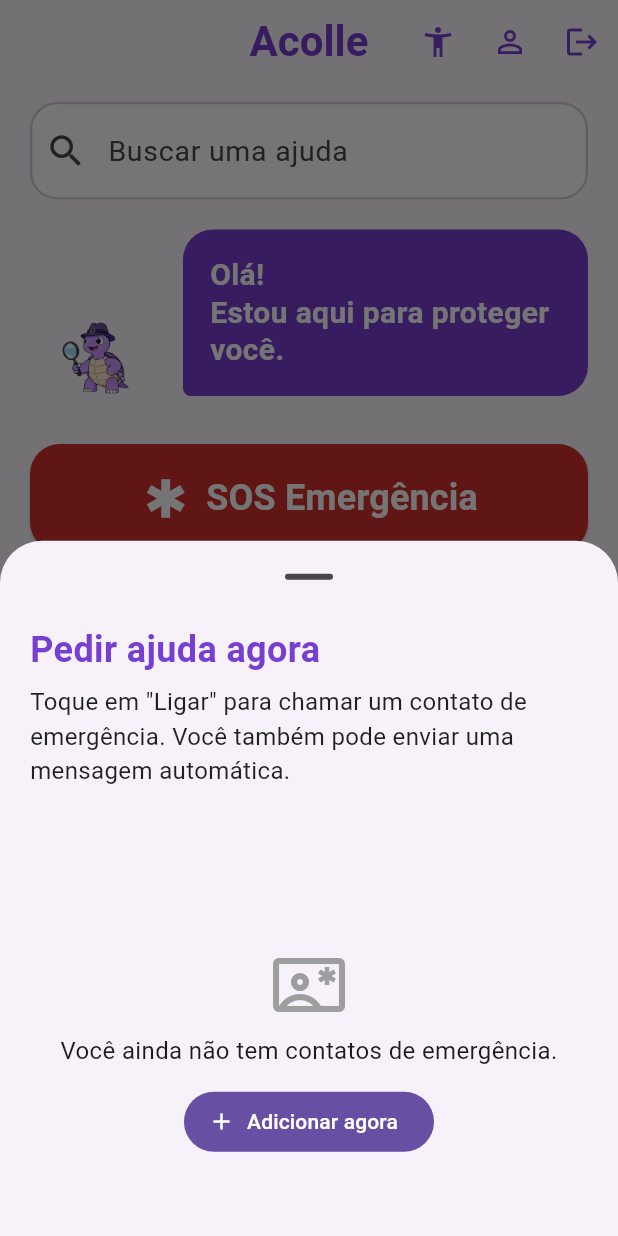
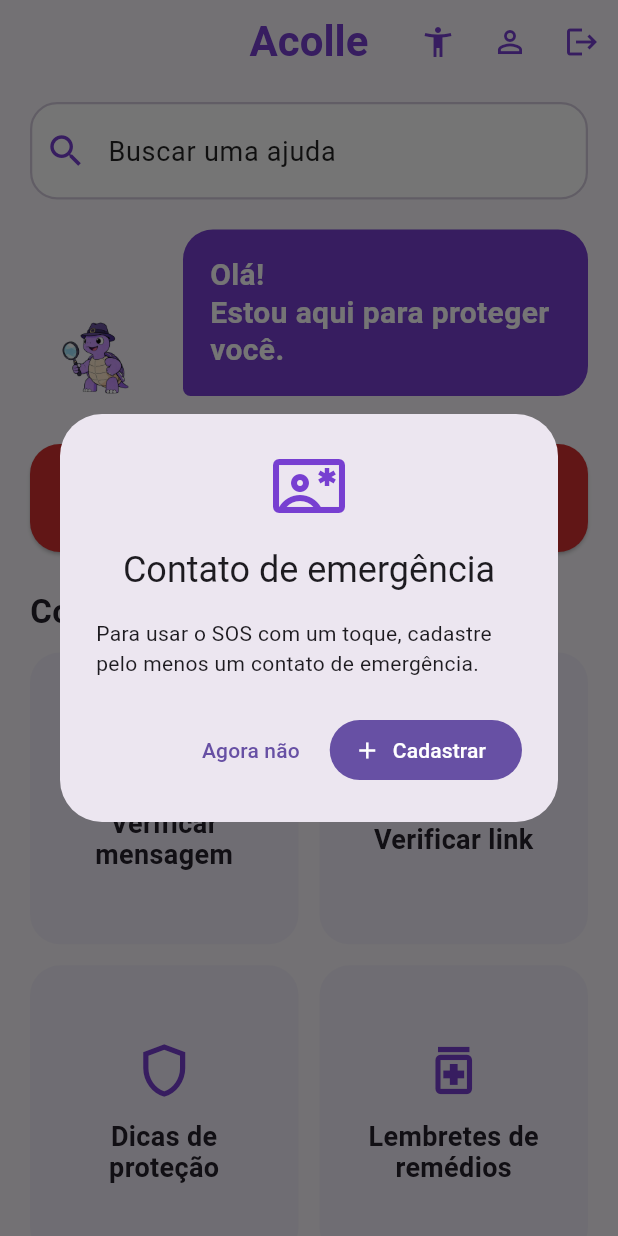
Before and after one commit to ACOLLE-CORP/acolle-app, a Flutter app: the HomePage screen opened directly, after a tap on "SOS Emergência", on a phone screen of 412 x 824 dp. Run offline on Flutter 3.47's test engine with Material 3 defaults, Android fonts, the phone set to English and light mode, and no system bars; our stand-ins replace cloud_firestore, firebase_auth, firebase_core, firebase_messaging, mask_text_input_formatter, permission_handler and 2 more; missing offline and left inert: alarm, phone_state; accounts and stored records are empty.

```diff
--- a/lib/services/acessibilidade_service.dart
+++ b/lib/services/acessibilidade_service.dart
@@ -7,15 +7,19 @@
   AcessibilidadeService._();
 
   static const String _escalaTextoKey = 'escala_texto';
+  static const String _altoContrasteKey = 'alto_contraste';
 
   double _escalaTexto = 1.0;
+  bool _altoContraste = false;
 
   double get escalaTexto => _escalaTexto;
+  bool get altoContraste => _altoContraste;
 
   Future<void> carregar() async {
     final prefs = await SharedPreferences.getInstance();
 
     _escalaTexto = prefs.getDouble(_escalaTextoKey) ?? 1.0;
+    _altoContraste = prefs.getBool(_altoContrasteKey) ?? false;
 
     notifyListeners();
   }
@@ -28,4 +32,12 @@
     final prefs = await SharedPreferences.getInstance();
     await prefs.setDouble(_escalaTextoKey, valor);
   }
+
+  Future<void> alterarAltoContraste(bool valor) async {
+    _altoContraste = valor;
+    notifyListeners();
+
+    final prefs = await SharedPreferences.getInstance();
+    await prefs.setBool(_altoContrasteKey, valor);
+  }
 }
--- a/lib/telas/contatos_emergencia_page.dart
+++ b/lib/telas/contatos_emergencia_page.dart
@@ -180,6 +180,7 @@
           style: TextStyle(fontWeight: FontWeight.bold),
         ),
         backgroundColor: AcolleDesign.roxo,
+        foregroundColor: Colors.white,
       ),
     );
   }
--- a/lib/telas/home_page.dart
+++ b/lib/telas/home_page.dart
@@ -46,12 +46,19 @@
 class _HomePageState extends State<HomePage> {
   final TextEditingController _buscaController = TextEditingController();
   String _busca = '';
-  bool _altoContraste = false;
+  bool _sosEmAndamento = false;
 
   @override
   void initState() {
     super.initState();
+    AcessibilidadeService.instance.addListener(_onAcessibilidadeChanged);
+    AcessibilidadeService.instance.carregar();
     _iniciarCallerId();
+  }
+
+  void _onAcessibilidadeChanged() {
+    if (!mounted) return;
+    setState(() {});
   }
 
   Future<void> _iniciarCallerId() async {
@@ -121,7 +128,25 @@
       context: context,
       showDragHandle: true,
       builder: (context) => StatefulBuilder(
-        builder: (context, setModalState) => Padding(
+        builder: (context, setModalState) {
+          final altoContraste = AcessibilidadeService.instance.altoContraste;
+
+          return Theme(
+            data: Theme.of(context).copyWith(
+              brightness:
+                  altoContraste ? Brightness.dark : Brightness.light,
+              scaffoldBackgroundColor:
+                  altoContraste ? Colors.black : Colors.white,
+              colorScheme: altoContraste
+                  ? const ColorScheme.dark(
+                      primary: Colors.white,
+                      onPrimary: Colors.black,
+                      surface: Colors.black,
+                      onSurface: Colors.white,
+                    )
+                  : ColorScheme.fromSeed(seedColor: roxoAcolle),
+            ),
+            child: Padding(
               padding: const EdgeInsets.fromLTRB(24, 8, 24, 32),
           // FIX 4: SingleChildScrollView evita overflow do modal em telas
           // pequenas quando _escalaTexto aumenta o tamanho do conteúdo.
@@ -170,9 +195,9 @@
                     'Aumenta a diferença entre cores.',
                     style: TextStyle(fontSize: 16),
                   ),
-                  value: _altoContraste,
+                  value: AcessibilidadeService.instance.altoContraste,
                   onChanged: (valor) {
-                    setState(() => _altoContraste = valor);
+                    AcessibilidadeService.instance.alterarAltoContraste(valor);
                     setModalState(() {});
                   },
                 ),
@@ -185,162 +210,132 @@
             ),
           ),
         ),
+          );
+        },
       ),
     );
   }
 
-  void _confirmarEmergencia() {
+/// Aciona o SOS com uma única interação.
+  ///
+  /// O contato principal é o primeiro contato da lista de emergência
+  /// é obtido do Firestore. Se não houver contatos, o usuário é avisado
+  /// A lista completa continua disponível em "Contatos de emergência".
+  Future<void> _executarSOS() async {
+    if (_sosEmAndamento) return;
+
     final user = FirebaseAuth.instance.currentUser;
     if (user == null) return;
-    showModalBottomSheet<void>(
-      context: context,
-      isDismissible: true,
-      showDragHandle: true,
-      builder: (sheetContext) => SafeArea(
-        child: Padding(
-          padding: const EdgeInsets.fromLTRB(20, 8, 20, 24),
-          // FIX 3: SingleChildScrollView garante que, em telas baixas
-          // (landscape/dispositivos pequenos), o conteúdo do modal role
-          // em vez de estourar a altura disponível.
-          child: SingleChildScrollView(
-            child: Column(
-              mainAxisSize: MainAxisSize.min,
-              crossAxisAlignment: CrossAxisAlignment.stretch,
-              children: [
-                const Text(
-                  'Pedir ajuda agora',
-                  style: TextStyle(
-                    fontSize: 24,
-                    fontWeight: FontWeight.bold,
-                    color: roxoAcolle,
-                  ),
-                ),
-                const SizedBox(height: 6),
-                const Text(
-                  'Toque em "Ligar" para chamar um contato de emergência. '
-                  'Você também pode enviar uma mensagem automática.',
-                  style: TextStyle(fontSize: 16, color: Colors.black87),
-                ),
-                const SizedBox(height: 12),
-                // FIX 3: altura relativa à tela em vez de valor fixo (300),
-                // evitando overflow em telas menores.
-                ConstrainedBox(
-                  constraints: BoxConstraints(
-                    maxHeight: MediaQuery.of(context).size.height * 0.4,
-                  ),
-                  child: StreamBuilder(
-                    stream: FirebaseFirestore.instance
+
+    setState(() => _sosEmAndamento = true);
+
+    try {
+      final snapshot = await FirebaseFirestore.instance
           .collection('contatos_emergencia')
           .where('usuarioId', isEqualTo: user.uid)
           .orderBy('criadoEm', descending: true)
-                        .snapshots(),
-                    builder: (context, snapshot) {
-                      if (snapshot.connectionState == ConnectionState.waiting) {
-                        return const Center(child: CircularProgressIndicator());
+          .limit(1)
+          .get();
+
+      if (!mounted) return;
+
+      if (snapshot.docs.isEmpty) {
+        setState(() => _sosEmAndamento = false);
+        _mostrarSemContatoEmergencia();
+        return;
       }
-                      final docs = snapshot.data?.docs ?? [];
-                      if (docs.isEmpty) {
-                        return Column(
-                          mainAxisAlignment: MainAxisAlignment.center,
-                          children: [
-                            const Icon(
+
+      final dados = snapshot.docs.first.data();
+      final nome = dados['nome'] as String? ?? 'contato de emergência';
+      final telefone = dados['telefone'] as String? ?? '';
+
+      if (telefone.trim().isEmpty) {
+        setState(() => _sosEmAndamento = false);
+        _mostrarErroSOS('O contato principal não possui um telefone cadastrado.');
+        return;
+      }
+
+      // Fecha qualquer teclado/elemento de entrada antes de iniciar a ação.
+      FocusScope.of(context).unfocus();
+
+      // Ação principal do SOS: ligação imediata, sem tela intermediária.
+      EmergenciaService.ligarPara(telefone);
+
+      if (!mounted) return;
+      setState(() => _sosEmAndamento = false);
+
+      ScaffoldMessenger.of(context).showSnackBar(
+        SnackBar(
+          content: Text('Ligando para $nome...'),
+          duration: const Duration(seconds: 3),
+          behavior: SnackBarBehavior.floating,
+          action: SnackBarAction(
+            label: 'CONTATOS',
+            onPressed: () => Navigator.push(
+              context,
+              MaterialPageRoute(
+                builder: (context) => const ContatosEmergenciaPage(),
+              ),
+            ),
+          ),
+        ),
+      );
+    } catch (e) {
+      if (!mounted) return;
+      setState(() => _sosEmAndamento = false);
+      _mostrarErroSOS('Não foi possível iniciar a ligação de emergência.');
+    }
+  }
+
+  void _mostrarSemContatoEmergencia() {
+    showDialog<void>(
+      context: context,
+      builder: (dialogContext) => AlertDialog(
+        icon: const Icon(
           Icons.contact_emergency_outlined,
+          color: roxoAcolle,
           size: 48,
-                              color: Colors.grey,
         ),
-                            const SizedBox(height: 8),
-                            const Text(
-                              'Você ainda não tem contatos de emergência.',
-                              textAlign: TextAlign.center,
-                              style: TextStyle(fontSize: 16),
+        title: const Text('Contato de emergência'),
+        content: const Text(
+          'Para usar o SOS com um toque, cadastre pelo menos um contato de emergência.',
         ),
-                            const SizedBox(height: 12),
+        actions: [
+          TextButton(
+            onPressed: () => Navigator.pop(dialogContext),
+            child: const Text('Agora não'),
+          ),
           FilledButton.icon(
             icon: const Icon(Icons.add),
-                              label: const Text('Adicionar agora'),
+            label: const Text('Cadastrar'),
             onPressed: () {
-                                Navigator.pop(sheetContext);
+              Navigator.pop(dialogContext);
               Navigator.push(
                 context,
                 MaterialPageRoute(
-                                    builder: (context) =>
-                                        const ContatosEmergenciaPage(),
+                  builder: (context) => const ContatosEmergenciaPage(),
                 ),
               );
             },
           ),
         ],
-                        );
-                      }
-                      return ListView.separated(
-                        shrinkWrap: true,
-                        itemCount: docs.length,
-                        separatorBuilder: (_, _) => const Divider(height: 1),
-                        itemBuilder: (context, index) {
-                          final d = docs[index].data();
-                          final nome = d['nome'] as String? ?? '';
-                          final telefone = d['telefone'] as String? ?? '';
-                          return ListTile(
-                            leading: const Icon(
-                              Icons.person,
-                              color: roxoAcolle,
-                            ),
-                            title: Text(
-                              nome,
-                              style: const TextStyle(
-                                fontWeight: FontWeight.bold,
-                              ),
-                            ),
-                            subtitle: Text(telefone),
-                            trailing: Wrap(
-                              children: [
-                                IconButton(
-                                  tooltip: 'Ligar',
-                                  icon: const Icon(
-                                    Icons.phone,
-                                    color: Colors.green,
-                                  ),
-                                  onPressed: () =>
-                                      EmergenciaService.ligarPara(telefone),
-                                ),
-                                IconButton(
-                                  tooltip: 'Enviar pelo WhatsApp',
-                                  icon: const Icon(
-                                    Icons.message,
-                                    color: roxoAcolle,
-                                  ),
-                                  onPressed: () => EmergenciaService.abrirWhatsApp(
-                                    telefone,
-                                    'Oi $nome, preciso de ajuda. Mensagem do app Acolle.',
-                                  ),
-                                ),
-                              ],
-                            ),
-                          );
-                        },
-                      );
-                    },
-                  ),
-                ),
-                const SizedBox(height: 12),
-                OutlinedButton.icon(
-                  style: OutlinedButton.styleFrom(
-                    foregroundColor: Colors.red.shade700,
-                  ),
-                  icon: const Icon(Icons.local_police),
-                  label: const Text('Ligar para 190 (Polícia)'),
-                  onPressed: () => EmergenciaService.ligarPara('190'),
-                ),
-              ],
-            ),
-          ),
-        ),
       ),
     );
   }
 
+  void _mostrarErroSOS(String mensagem) {
+    ScaffoldMessenger.of(context).showSnackBar(
+      SnackBar(
+        content: Text(mensagem),
+        behavior: SnackBarBehavior.floating,
+      ),
+    );
+  }
+
+
   @override
   void dispose() {
+    AcessibilidadeService.instance.removeListener(_onAcessibilidadeChanged);
     CallerIdService.pararMonitoramento();
     _buscaController.dispose();
     super.dispose();
@@ -352,28 +347,40 @@
     final saudacao = nome?.isNotEmpty == true
         ? 'Olá, ${nome!.split(' ').first}!'
         : 'Olá!';
-    final cores = _altoContraste
+    final altoContraste = AcessibilidadeService.instance.altoContraste;
+
+    final cores = altoContraste
         ? const _CoresHome(
-            fundo: Colors.white,
-            texto: Colors.black,
-            card: Color(0xFFF0F0F0),
-            borda: Colors.black,
+            fundo: Colors.black,
+            texto: Colors.white,
+            card: Colors.black,
+            borda: Colors.white,
+            campo: Colors.black,
+            icone: Colors.white,
+            textoSecundario: Colors.white,
+            destaque: Colors.white,
+            destaqueTexto: Colors.black,
           )
         : const _CoresHome(
             fundo: fundoAcolle,
             texto: Color(0xFF25212B),
             card: cinzaCardAcolle,
             borda: Color(0xFFD4CBDD),
+            campo: Colors.white,
+            icone: roxoAcolle,
+            textoSecundario: Colors.black87,
+            destaque: roxoAcolle,
+            destaqueTexto: Colors.white,
           );
 
     return Scaffold(
         backgroundColor: cores.fundo,
         appBar: AppBar(
           backgroundColor: cores.fundo,
-          title: const Text(
+          title: Text(
             'Acolle',
             style: TextStyle(
-              color: roxoAcolle,
+              color: cores.destaque,
               fontWeight: FontWeight.bold,
               fontSize: 28,
             ),
@@ -382,12 +389,12 @@
           actions: [
             IconButton(
               tooltip: 'Acessibilidade',
-              icon: const Icon(Icons.accessibility_new, color: roxoAcolle),
+              icon: Icon(Icons.accessibility_new, color: cores.icone),
               onPressed: _abrirAcessibilidade,
             ),
             IconButton(
               tooltip: 'Meu Perfil',
-              icon: const Icon(Icons.person_outline, color: roxoAcolle),
+              icon: Icon(Icons.person_outline, color: cores.icone),
               onPressed: () => Navigator.push(
                 context,
                 MaterialPageRoute(builder: (context) => const PerfilPage()),
@@ -395,7 +402,7 @@
             ),
             IconButton(
               tooltip: 'Sair da conta',
-              icon: const Icon(Icons.logout, color: roxoAcolle),
+              icon: Icon(Icons.logout, color: cores.icone),
               onPressed: _confirmarSaida,
             ),
           ],
@@ -408,11 +415,11 @@
               children: [
                 _buildBarraBusca(cores),
                 const SizedBox(height: 20),
-                _buildMascoteSaudacao(saudacao),
+                _buildMascoteSaudacao(saudacao, cores),
                 const SizedBox(height: 24),
                 _buildBotaoEmergencia(),
                 const SizedBox(height: 24),
-                _buildTituloSecao('Como podemos ajudar?'),
+                _buildTituloSecao('Como podemos ajudar?', cores),
                 const SizedBox(height: 12),
                 _buildGradeAtalhos(cores),
                 const SizedBox(height: 22),
@@ -435,14 +442,15 @@
         style: TextStyle(fontSize: 19, color: cores.texto),
         decoration: InputDecoration(
           filled: true,
-          fillColor: Colors.white,
+          fillColor: cores.campo,
           hintText: 'Buscar uma ajuda',
-          prefixIcon: const Icon(Icons.search, size: 28),
+          hintStyle: TextStyle(color: cores.textoSecundario, fontSize: 18),
+          prefixIcon: Icon(Icons.search, size: 28, color: cores.icone),
           suffixIcon: _busca.isEmpty
               ? null
               : IconButton(
                   tooltip: 'Limpar busca',
-                  icon: const Icon(Icons.close),
+                  icon: Icon(Icons.close, color: cores.icone),
                   onPressed: () {
                     _buscaController.clear();
                     setState(() => _busca = '');
@@ -462,7 +470,7 @@
     );
   }
 
-  Widget _buildMascoteSaudacao(String saudacao) {
+  Widget _buildMascoteSaudacao(String saudacao, _CoresHome cores) {
     return Row(
       crossAxisAlignment: CrossAxisAlignment.end,
       children: [
@@ -478,8 +486,8 @@
           child: Container(
             padding: const EdgeInsets.all(18),
             margin: const EdgeInsets.only(bottom: 8),
-            decoration: const BoxDecoration(
-              color: roxoAcolle,
+            decoration: BoxDecoration(
+              color: cores.destaque,
               borderRadius: BorderRadius.only(
                 topLeft: Radius.circular(20),
                 topRight: Radius.circular(20),
@@ -489,8 +497,8 @@
             ),
             child: Text(
               '$saudacao\nEstou aqui para proteger você.',
-              style: const TextStyle(
-                color: Colors.white,
+              style: TextStyle(
+                color: cores.destaqueTexto,
                 fontSize: 20,
                 fontWeight: FontWeight.bold,
                 height: 1.25,
@@ -505,7 +513,7 @@
   Widget _buildBotaoEmergencia() {
     return Semantics(
       button: true,
-      label: 'SOS Emergência. Toque para pedir ajuda.',
+      label: 'SOS Emergência. Toque uma vez para ligar para o contato principal.',
       // FIX 1: SizedBox(height: 82) fixo trocado por ConstrainedBox(minHeight)
       // + FittedBox no conteúdo, para o botão crescer com o texto/ícone em
       // vez de forçar corte quando _escalaTexto aumenta ou a tela é estreita.
@@ -520,17 +528,30 @@
               borderRadius: BorderRadius.circular(20),
             ),
           ),
-          onPressed: _confirmarEmergencia,
+          onPressed: _sosEmAndamento ? null : _executarSOS,
           child: FittedBox(
             fit: BoxFit.scaleDown,
             child: Row(
               mainAxisSize: MainAxisSize.min,
-              children: const [
-                Icon(Icons.emergency, size: 34),
-                SizedBox(width: 10),
+              children: [
+                if (_sosEmAndamento)
+                  const SizedBox(
+                    width: 30,
+                    height: 30,
+                    child: CircularProgressIndicator(
+                      strokeWidth: 3,
+                      valueColor: AlwaysStoppedAnimation<Color>(Colors.white),
+                    ),
+                  )
+                else
+                  const Icon(Icons.emergency, size: 34),
+                const SizedBox(width: 10),
                 Text(
-                  'SOS Emergência',
-                  style: TextStyle(fontSize: 24, fontWeight: FontWeight.bold),
+                  _sosEmAndamento ? 'Acionando SOS...' : 'SOS Emergência',
+                  style: const TextStyle(
+                    fontSize: 24,
+                    fontWeight: FontWeight.bold,
+                  ),
                 ),
               ],
             ),
@@ -540,9 +561,13 @@
     );
   }
 
-  Widget _buildTituloSecao(String texto) => Text(
+  Widget _buildTituloSecao(String texto, _CoresHome cores) => Text(
     texto,
-    style: const TextStyle(fontSize: 22, fontWeight: FontWeight.bold),
+    style: TextStyle(
+      fontSize: 22,
+      fontWeight: FontWeight.bold,
+      color: cores.texto,
+    ),
   );
 
   Widget _buildGradeAtalhos(_CoresHome cores) {
@@ -678,7 +703,7 @@
               mainAxisSize: MainAxisSize.min,
               mainAxisAlignment: MainAxisAlignment.center,
               children: [
-                Icon(atalho.icone, color: roxoAcolle, size: 42),
+                Icon(atalho.icone, color: cores.icone, size: 42),
                 const SizedBox(height: 12),
                 Flexible(
                   child: Text(
@@ -708,13 +733,13 @@
       child: Container(
         padding: const EdgeInsets.all(20),
         decoration: BoxDecoration(
-          color: Colors.white,
+          color: cores.card,
           borderRadius: BorderRadius.circular(20),
           border: Border.all(color: cores.borda, width: 1.2),
         ),
         child: Row(
           children: [
-            const Icon(Icons.verified_user, color: roxoAcolle, size: 42),
+            Icon(Icons.verified_user, color: cores.icone, size: 42),
             const SizedBox(width: 14),
             Expanded(
               child: Text(
@@ -739,11 +764,21 @@
   final Color texto;
   final Color card;
   final Color borda;
+  final Color campo;
+  final Color icone;
+  final Color textoSecundario;
+  final Color destaque;
+  final Color destaqueTexto;
 
   const _CoresHome({
     required this.fundo,
     required this.texto,
     required this.card,
     required this.borda,
+    required this.campo,
+    required this.icone,
+    required this.textoSecundario,
+    required this.destaque,
+    required this.destaqueTexto,
   });
 }
--- a/lib/telas/lembretes_remedios_page.dart
+++ b/lib/telas/lembretes_remedios_page.dart
@@ -280,7 +280,7 @@
           Switch.adaptive(
             value: _ativo,
             activeTrackColor: AcolleDesign.verde,
-            activeThumbColor: AcolleDesign.verde,
+            activeThumbColor: const Color.fromARGB(255, 218, 224, 218),
             onChanged: _alternar,
           ),
           IconButton(
--- a/lib/telas/perfil_page.dart
+++ b/lib/telas/perfil_page.dart
@@ -277,6 +277,7 @@
       child: ElevatedButton.icon(
         style: ElevatedButton.styleFrom(
           backgroundColor: roxoAcolle,
+          foregroundColor: Colors.white,
           shape: RoundedRectangleBorder(borderRadius: BorderRadius.circular(16)),
         ),
         onPressed: () => setState(() => _editando = true),
```
Also changed, not shown: lib/telas/analisar_mensagem_page.dart (+47 -22 lines), lib/telas/verificar_link_page.dart (+42 -16 lines), 1 other file. Lines whose indentation alone changed are shown as unchanged.
